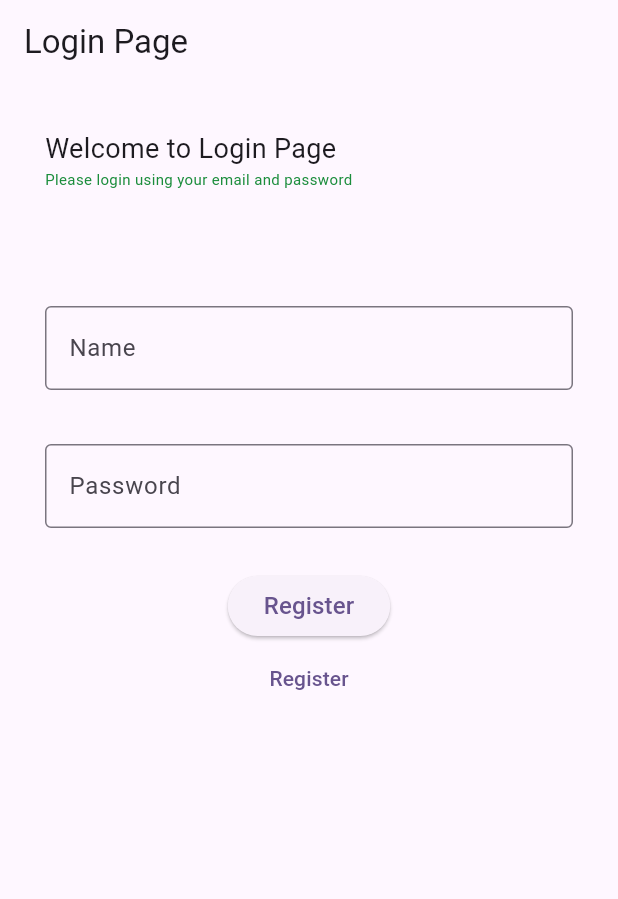
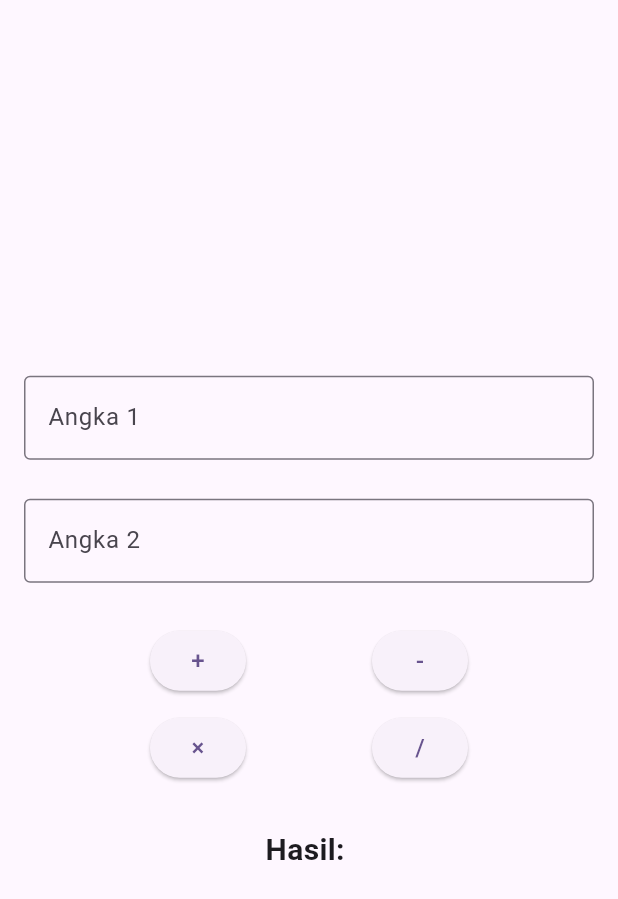
Before and after one commit to Dvonne-D-Thales/flutter-login-and-register, a Flutter app: the screen it shows after launch, on a phone screen of 412 x 824 dp. Shown: the top 899 px of the screen. Run offline on Flutter 3.47's test engine with Material 3 defaults, Android fonts, the phone set to English and light mode, and no system bars; our stand-ins replace get.

Commit message:
add calculator

```diff
--- /dev/null
+++ b/lib/controllers/calculator_controller.dart
@@ -0,0 +1,43 @@
+import 'package:get/get.dart';
+import 'package:flutter/material.dart';
+
+class CalculatorController extends GetxController {
+  final TextEditingController number1Controller = TextEditingController();
+  final TextEditingController number2Controller = TextEditingController();
+  var result = "".obs;
+
+  void tambah() {
+   int number1 = int.parse(number1Controller.text.toString());
+    int number2 = int.parse(number2Controller.text.toString());
+
+   int hasilJumlah = number1 + number2;
+    result.value = "Hasil Penjumlahan: $hasilJumlah";
+  }
+  void kurang () {
+    int number1 = int.parse(number1Controller.text.toString());
+    int number2 = int.parse(number2Controller.text.toString());
+
+    int hasilPengurangan = number1 - number2;
+    result.value = "Hasil Pengurangan: $hasilPengurangan";
+  }
+
+  void kali() {
+    int number1 = int.parse(number1Controller.text.toString());
+    int number2 = int.parse(number2Controller.text.toString());
+
+    int hasilPerkalian = number1 * number2;
+    result.value = "Hasil Perkalian: $hasilPerkalian";
+  }
+
+  void bagi() {
+    int number1 = int.parse(number1Controller.text.toString());
+    int number2 = int.parse(number2Controller.text.toString());
+
+    if (number2 != 0) {
+      double hasilPembagian = number1 / number2;
+      result.value = "Hasil Pembagian: $hasilPembagian";
+    } else {
+      result.value = "Tidak bisa dibagi dengan nol";
+    }
+  }
+}
--- a/lib/main.dart
+++ b/lib/main.dart
@@ -1,5 +1,6 @@
 import 'package:flutter/material.dart';
-import 'package:latihan_11pplg1/login_page.dart';
+import 'package:get/route_manager.dart';
+import 'package:latihan_11pplg1/pages/calculator_pages.dart';
 
 void main() {
   runApp(const MyApp());
@@ -10,13 +11,13 @@ class MyApp extends StatelessWidget {
 
   @override
   Widget build(BuildContext context) {
-    return MaterialApp(
+    return GetMaterialApp(
       title: 'Sinau Flutter',
       theme: ThemeData(
 
         colorScheme: ColorScheme.fromSeed(seedColor: Colors.deepPurple),
       ),
-      home:LoginPage()
+      home:CalculatorPages()
     );
   }
 }
--- /dev/null
+++ b/lib/pages/calculator_pages.dart
@@ -0,0 +1,93 @@
+import 'package:flutter/material.dart';
+import 'package:get/get.dart';
+import 'package:latihan_11pplg1/widgets/reusable_textfield.dart';
+import 'package:latihan_11pplg1/controllers/calculator_controller.dart';
+import 'package:latihan_11pplg1/widgets/reusable_button.dart';
+
+class CalculatorPages extends StatelessWidget {
+  CalculatorPages({super.key});
+
+  final TextEditingController nameController = TextEditingController();
+  final TextEditingController usernameController = TextEditingController();
+  final TextEditingController passwordController = TextEditingController();
+
+  final CalculatorController calculatorController = Get.put(
+    CalculatorController(),
+  );
+
+  @override
+  Widget build(BuildContext context) {
+    return Scaffold(
+      body: Center(
+        child: Container(
+          padding: EdgeInsets.all(16),
+          child: Column(
+            mainAxisAlignment: MainAxisAlignment.center,
+            children: [
+              CustomTextField(
+                controller: calculatorController.number1Controller,
+                label: 'Angka 1',
+                isPassword: false,
+              ),
+
+              SizedBox(height: 10),
+              CustomTextField(
+                controller: calculatorController.number2Controller,
+                label: 'Angka 2',
+                isPassword: false,
+              ),
+
+              SizedBox(height: 20),
+              Row(
+                mainAxisAlignment: MainAxisAlignment.spaceEvenly,
+                children: [
+                  CostumButton(
+                    text: "+",
+                    textColor: Colors.black,
+                    onPressed: () {
+                      calculatorController.tambah();
+                    },
+                  ),
+                  CostumButton(
+                    text: "-",
+                    textColor: Colors.black,
+                    onPressed: () {
+                      calculatorController.kurang();
+                    },
+                  ),
+                ],
+              ),
+              SizedBox(height: 10),
+              Row(
+                mainAxisAlignment: MainAxisAlignment.spaceEvenly,
+                children: [
+                  CostumButton(
+                    text: "×",
+                    textColor: Colors.black,
+                    onPressed: () {
+                      calculatorController.kali();
+                    },
+                  ),
+                  CostumButton(
+                    text: "/",
+                    textColor: Colors.black,
+                    onPressed: () {
+                      calculatorController.bagi();
+                    },
+                  ),
+                ],
+              ),
+              SizedBox(height: 30),
+              Obx(
+                () => Text(
+                  'Hasil: ${calculatorController.result.value}',
+                  style: TextStyle(fontSize: 20, fontWeight: FontWeight.bold),
+                ),
+              ),
+            ],
+          ),
+        ),
+      ),
+    );
+  }
+}
```
